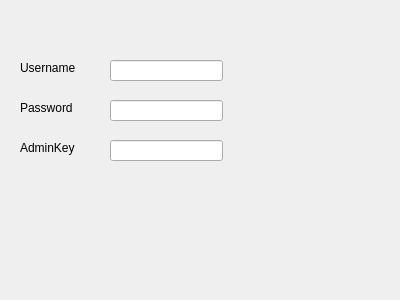
First picture: the form in loginwindow.ui, repository yassienE4/Lab_Project, before the edit.
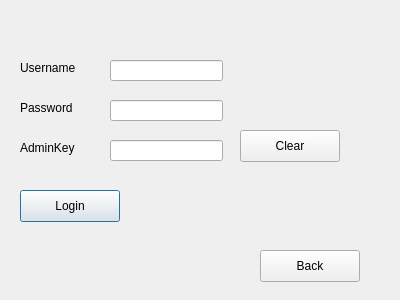
Second picture: the form after the edit.

Commit message: register, login, mainmenu implementations

```diff
--- a/loginwindow.ui
+++ b/loginwindow.ui
@@ -82,6 +82,45 @@
     </rect>
    </property>
   </widget>
+  <widget class="QPushButton" name="pushButton_Login">
+   <property name="geometry">
+    <rect>
+     <x>20</x>
+     <y>190</y>
+     <width>100</width>
+     <height>32</height>
+    </rect>
+   </property>
+   <property name="text">
+    <string>Login</string>
+   </property>
+  </widget>
+  <widget class="QPushButton" name="pushButton_Clear">
+   <property name="geometry">
+    <rect>
+     <x>240</x>
+     <y>130</y>
+     <width>100</width>
+     <height>32</height>
+    </rect>
+   </property>
+   <property name="text">
+    <string>Clear</string>
+   </property>
+  </widget>
+  <widget class="QPushButton" name="pushButton_Back">
+   <property name="geometry">
+    <rect>
+     <x>260</x>
+     <y>250</y>
+     <width>100</width>
+     <height>32</height>
+    </rect>
+   </property>
+   <property name="text">
+    <string>Back</string>
+   </property>
+  </widget>
  </widget>
  <resources/>
  <connections/>
```
Left out of the diff: 6 changed lines with no effect on the pictures. The commit also changes 998 other files.
